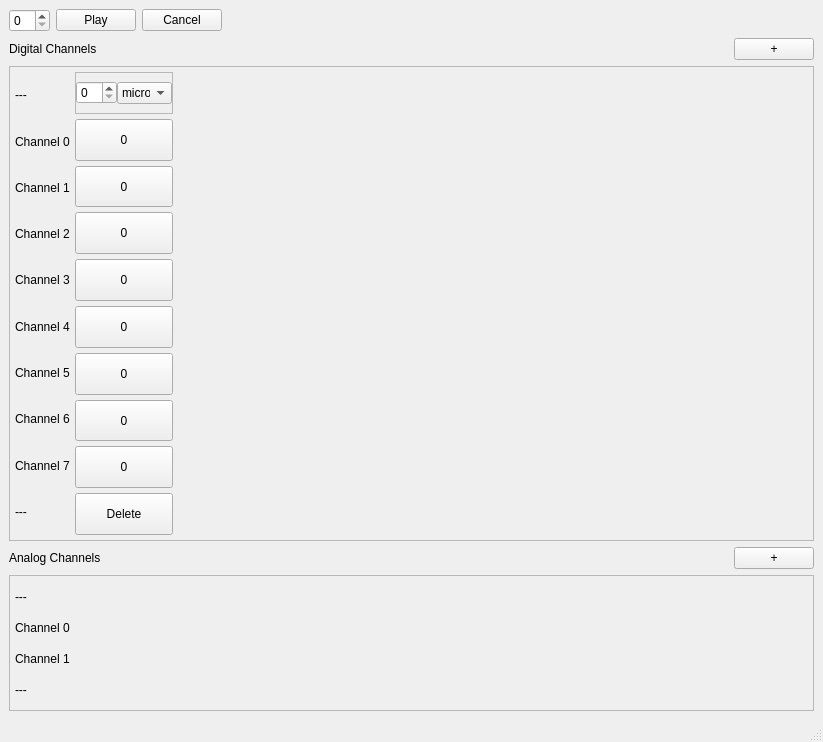
Old version of the form pulseStreamer1.ui in the repository vuthanhtung2412/ODMR-FOTON.
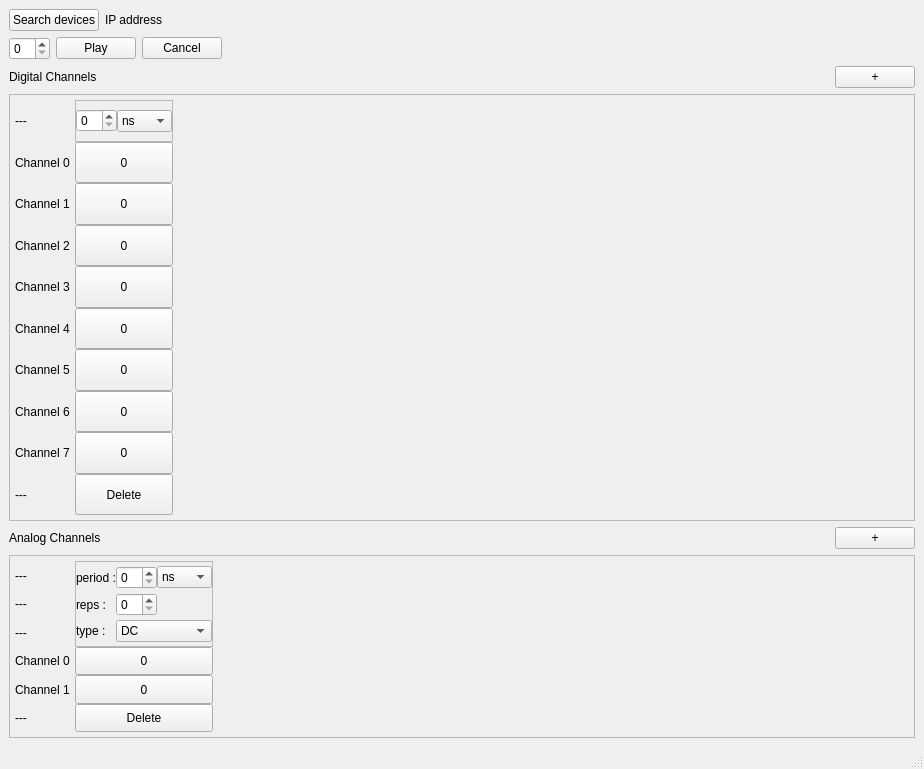
New version of the form.

Commit message: clean UI code + add search bar

Patch:
```diff
--- a/pulseStreamer1.ui
+++ b/pulseStreamer1.ui
@@ -6,8 +6,8 @@
    <rect>
     <x>0</x>
     <y>0</y>
-    <width>823</width>
-    <height>742</height>
+    <width>924</width>
+    <height>769</height>
    </rect>
   </property>
   <property name="windowTitle">
@@ -15,6 +15,36 @@
   </property>
   <widget class="QWidget" name="centralwidget">
    <layout class="QVBoxLayout" name="verticalLayout">
+    <item>
+     <layout class="QHBoxLayout" name="horizontalLayout_4">
+      <item>
+       <widget class="QPushButton" name="searchButton">
+        <property name="sizePolicy">
+         <sizepolicy hsizetype="Preferred" vsizetype="Fixed">
+          <horstretch>0</horstretch>
+          <verstretch>0</verstretch>
+         </sizepolicy>
+        </property>
+        <property name="text">
+         <string>Search devices</string>
+        </property>
+       </widget>
+      </item>
+      <item>
+       <widget class="QLabel" name="label_2">
+        <property name="sizePolicy">
+         <sizepolicy hsizetype="Expanding" vsizetype="Preferred">
+          <horstretch>0</horstretch>
+          <verstretch>0</verstretch>
+         </sizepolicy>
+        </property>
+        <property name="text">
+         <string>IP address</string>
+        </property>
+       </widget>
+      </item>
+     </layout>
+    </item>
     <item>
      <layout class="QHBoxLayout" name="PlayPause">
       <item>
@@ -99,8 +129,8 @@
         <rect>
          <x>0</x>
          <y>0</y>
-         <width>803</width>
-         <height>448</height>
+         <width>904</width>
+         <height>400</height>
         </rect>
        </property>
        <property name="autoFillBackground">
@@ -276,6 +306,9 @@
         </item>
         <item>
          <layout class="QVBoxLayout" name="sequence">
+          <property name="spacing">
+           <number>0</number>
+          </property>
           <item>
            <widget class="QFrame" name="frame">
             <property name="sizePolicy">
@@ -341,12 +374,12 @@
                </property>
                <item>
                 <property name="text">
-                 <string>micro</string>
+                 <string>ns</string>
                 </property>
                </item>
                <item>
                 <property name="text">
-                 <string>ns</string>
+                 <string>micro</string>
                 </property>
                </item>
                <item>
@@ -728,7 +761,7 @@
       <property name="sizePolicy">
        <sizepolicy hsizetype="Expanding" vsizetype="Expanding">
         <horstretch>0</horstretch>
-        <verstretch>2</verstretch>
+        <verstretch>3</verstretch>
        </sizepolicy>
       </property>
       <property name="widgetResizable">
@@ -742,8 +775,8 @@
         <rect>
          <x>0</x>
          <y>0</y>
-         <width>803</width>
-         <height>127</height>
+         <width>904</width>
+         <height>170</height>
         </rect>
        </property>
        <layout class="QHBoxLayout" name="horizontalLayout_2">
@@ -798,6 +831,32 @@
             </property>
            </widget>
           </item>
+          <item>
+           <widget class="QLabel" name="label_21">
+            <property name="sizePolicy">
+             <sizepolicy hsizetype="Preferred" vsizetype="Preferred">
+              <horstretch>0</horstretch>
+              <verstretch>1</verstretch>
+             </sizepolicy>
+            </property>
+            <property name="text">
+             <string>---</string>
+            </property>
+           </widget>
+          </item>
+          <item>
+           <widget class="QLabel" name="label_22">
+            <property name="sizePolicy">
+             <sizepolicy hsizetype="Preferred" vsizetype="Preferred">
+              <horstretch>0</horstretch>
+              <verstretch>1</verstretch>
+             </sizepolicy>
+            </property>
+            <property name="text">
+             <string>---</string>
+            </property>
+           </widget>
+          </item>
           <item>
            <widget class="QLabel" name="label_14">
             <property name="sizePolicy">
@@ -845,6 +904,274 @@
           </item>
          </layout>
         </item>
+        <item>
+         <layout class="QVBoxLayout" name="verticalLayout_2">
+          <property name="spacing">
+           <number>0</number>
+          </property>
+          <item>
+           <widget class="QFrame" name="frame_3">
+            <property name="sizePolicy">
+             <sizepolicy hsizetype="Fixed" vsizetype="Preferred">
+              <horstretch>0</horstretch>
+              <verstretch>3</verstretch>
+             </sizepolicy>
+            </property>
+            <property name="frameShape">
+             <enum>QFrame::StyledPanel</enum>
+            </property>
+            <property name="frameShadow">
+             <enum>QFrame::Raised</enum>
+            </property>
+            <layout class="QGridLayout" name="gridLayout">
+             <property name="leftMargin">
+              <number>0</number>
+             </property>
+             <property name="topMargin">
+              <number>0</number>
+             </property>
+             <property name="rightMargin">
+              <number>0</number>
+             </property>
+             <property name="bottomMargin">
+              <number>0</number>
+             </property>
+             <property name="spacing">
+              <number>0</number>
+             </property>
+             <item row="0" column="0">
+              <widget class="QLabel" name="label_17">
+               <property name="sizePolicy">
+                <sizepolicy hsizetype="Preferred" vsizetype="Preferred">
+                 <horstretch>0</horstretch>
+                 <verstretch>1</verstretch>
+                </sizepolicy>
+               </property>
+               <property name="text">
+                <string>period :</string>
+               </property>
+              </widget>
+             </item>
+             <item row="0" column="1">
+              <widget class="QSpinBox" name="spinBox">
+               <property name="sizePolicy">
+                <sizepolicy hsizetype="Minimum" vsizetype="Fixed">
+                 <horstretch>0</horstretch>
+                 <verstretch>1</verstretch>
+                </sizepolicy>
+               </property>
+              </widget>
+             </item>
+             <item row="0" column="2">
+              <widget class="QComboBox" name="comboBox_2">
+               <property name="sizePolicy">
+                <sizepolicy hsizetype="Preferred" vsizetype="Fixed">
+                 <horstretch>0</horstretch>
+                 <verstretch>1</verstretch>
+                </sizepolicy>
+               </property>
+               <property name="minimumSize">
+                <size>
+                 <width>0</width>
+                 <height>1</height>
+                </size>
+               </property>
+               <property name="maximumSize">
+                <size>
+                 <width>55</width>
+                 <height>16777215</height>
+                </size>
+               </property>
+               <item>
+                <property name="text">
+                 <string>ns</string>
+                </property>
+               </item>
+               <item>
+                <property name="text">
+                 <string>micro</string>
+                </property>
+               </item>
+               <item>
+                <property name="text">
+                 <string>ms</string>
+                </property>
+               </item>
+               <item>
+                <property name="text">
+                 <string>s</string>
+                </property>
+               </item>
+              </widget>
+             </item>
+             <item row="1" column="0">
+              <widget class="QLabel" name="label_19">
+               <property name="sizePolicy">
+                <sizepolicy hsizetype="Preferred" vsizetype="Preferred">
+                 <horstretch>0</horstretch>
+                 <verstretch>1</verstretch>
+                </sizepolicy>
+               </property>
+               <property name="text">
+                <string>reps :</string>
+               </property>
+              </widget>
+             </item>
+             <item row="1" column="1">
+              <widget class="QSpinBox" name="spinBox_2">
+               <property name="sizePolicy">
+                <sizepolicy hsizetype="Minimum" vsizetype="Fixed">
+                 <horstretch>0</horstretch>
+                 <verstretch>1</verstretch>
+                </sizepolicy>
+               </property>
+              </widget>
+             </item>
+             <item row="2" column="0">
+              <widget class="QLabel" name="label_20">
+               <property name="sizePolicy">
+                <sizepolicy hsizetype="Preferred" vsizetype="Preferred">
+                 <horstretch>0</horstretch>
+                 <verstretch>1</verstretch>
+                </sizepolicy>
+               </property>
+               <property name="text">
+                <string>type :</string>
+               </property>
+              </widget>
+             </item>
+             <item row="2" column="1" colspan="2">
+              <widget class="QComboBox" name="comboBox_3">
+               <property name="sizePolicy">
+                <sizepolicy hsizetype="Preferred" vsizetype="Fixed">
+                 <horstretch>0</horstretch>
+                 <verstretch>1</verstretch>
+                </sizepolicy>
+               </property>
+               <item>
+                <property name="text">
+                 <string>DC</string>
+                </property>
+               </item>
+               <item>
+                <property name="text">
+                 <string>Sin</string>
+                </property>
+               </item>
+               <item>
+                <property name="text">
+                 <string>Chirp</string>
+                </property>
+               </item>
+              </widget>
+             </item>
+            </layout>
+           </widget>
+          </item>
+          <item>
+           <widget class="QPushButton" name="pushButton_10">
+            <property name="sizePolicy">
+             <sizepolicy hsizetype="Minimum" vsizetype="Preferred">
+              <horstretch>0</horstretch>
+              <verstretch>1</verstretch>
+             </sizepolicy>
+            </property>
+            <property name="minimumSize">
+             <size>
+              <width>0</width>
+              <height>0</height>
+             </size>
+            </property>
+            <property name="maximumSize">
+             <size>
+              <width>16777215</width>
+              <height>16777215</height>
+             </size>
+            </property>
+            <property name="layoutDirection">
+             <enum>Qt::LeftToRight</enum>
+            </property>
+            <property name="autoFillBackground">
+             <bool>false</bool>
+            </property>
+            <property name="text">
+             <string>0</string>
+            </property>
+            <property name="checkable">
+             <bool>true</bool>
+            </property>
+           </widget>
+          </item>
+          <item>
+           <widget class="QPushButton" name="pushButton_11">
+            <property name="sizePolicy">
+             <sizepolicy hsizetype="Minimum" vsizetype="Preferred">
+              <horstretch>0</horstretch>
+              <verstretch>1</verstretch>
+             </sizepolicy>
+            </property>
+            <property name="minimumSize">
+             <size>
+              <width>0</width>
+              <height>0</height>
+             </size>
+            </property>
+            <property name="maximumSize">
+             <size>
+              <width>16777215</width>
+              <height>16777215</height>
+             </size>
+            </property>
+            <property name="layoutDirection">
+             <enum>Qt::LeftToRight</enum>
+            </property>
+            <property name="autoFillBackground">
+             <bool>false</bool>
+            </property>
+            <property name="text">
+             <string>0</string>
+            </property>
+            <property name="checkable">
+             <bool>true</bool>
+            </property>
+           </widget>
+          </item>
+          <item>
+           <widget class="QPushButton" name="pushButton_12">
+            <property name="sizePolicy">
+             <sizepolicy hsizetype="Minimum" vsizetype="Preferred">
+              <horstretch>0</horstretch>
+              <verstretch>1</verstretch>
+             </sizepolicy>
+            </property>
+            <property name="minimumSize">
+             <size>
+              <width>0</width>
+              <height>0</height>
+             </size>
+            </property>
+            <property name="maximumSize">
+             <size>
+              <width>16777215</width>
+              <height>16777215</height>
+             </size>
+            </property>
+            <property name="layoutDirection">
+             <enum>Qt::LeftToRight</enum>
+            </property>
+            <property name="autoFillBackground">
+             <bool>false</bool>
+            </property>
+            <property name="text">
+             <string>Delete</string>
+            </property>
+            <property name="checkable">
+             <bool>false</bool>
+            </property>
+           </widget>
+          </item>
+         </layout>
+        </item>
         <item>
          <spacer name="horizontalSpacer_5">
           <property name="orientation">
@@ -869,7 +1196,7 @@
     <rect>
      <x>0</x>
      <y>0</y>
-     <width>823</width>
+     <width>924</width>
      <height>22</height>
     </rect>
    </property>
```
The commit also changes 3 other files.
